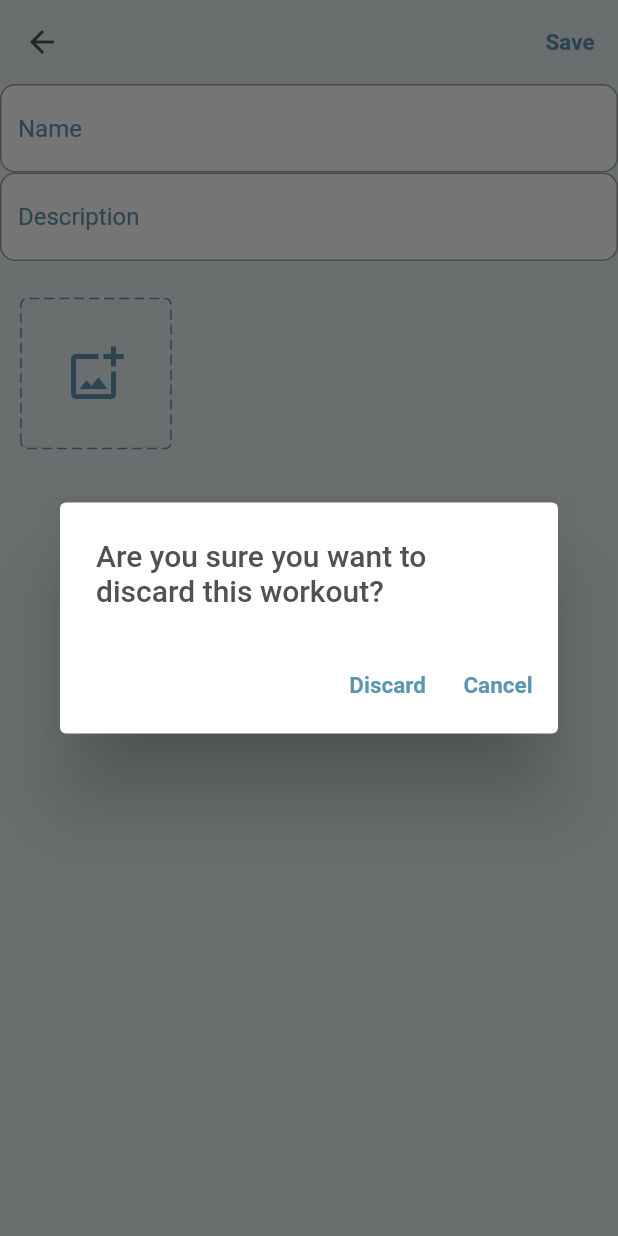
After one commit to alastairrmcneill/squatva, a Flutter app: the SaveWorkoutScreen screen opened directly, after a tap on "Discard Workout", on a phone screen of 412 x 824 dp. The commit adds this screen. Run offline on Flutter 3.47's test engine with Material 2 defaults, Android fonts, the phone set to English and light mode, and no system bars; our stand-ins replace cloud_firestore, firebase_auth, firebase_core, font_awesome_flutter, google_nav_bar, google_sign_in and 4 more; accounts and stored records are empty.

Commit message:
Committing old changes

```diff
--- a/lib/features/home/workouts/screens/log_workouts/log_workout_screen.dart
+++ b/lib/features/home/workouts/screens/log_workouts/log_workout_screen.dart
@@ -82,17 +82,18 @@ class _LogWorkoutScreenState extends State<LogWorkoutScreen> {
   Widget build(BuildContext context) {
     LogWorkoutBuilderNotifier logWorkoutBuilderNotifier = Provider.of<LogWorkoutBuilderNotifier>(context);
 
-    Timer(Duration(milliseconds: 10), () => scrollController.jumpTo(scrollController.position.maxScrollExtent));
+    // Timer(Duration(milliseconds: 10), () => scrollController.jumpTo(scrollController.position.maxScrollExtent));
     return Scaffold(
       appBar: AppBar(
         actions: [
           TextButton(
             onPressed: () async {
-              // await WorkoutService.logWorkout(context);
-              await showFinishLoggingWorkoutDialog(context);
-              logWorkoutBuilderNotifier.setInProgress = false;
+              // // await WorkoutService.logWorkout(context);
+              // await showFinishLoggingWorkoutDialog(context);
+              // logWorkoutBuilderNotifier.setInProgress = false;
 
-              Navigator.pop(context);
+              // Navigator.pop(context);
+              Navigator.push(context, MaterialPageRoute(builder: (_) => const SaveWorkoutScreen()));
             },
             child: const Text(
               "Finish Workout",
--- /dev/null
+++ b/lib/features/home/workouts/screens/log_workouts/save_workout_screen.dart
@@ -0,0 +1,58 @@
+import 'dart:math';
+
+import 'package:flutter/material.dart';
+import 'package:provider/provider.dart';
+import 'package:squatva/features/home/workouts/services/services.dart';
+import 'package:squatva/features/home/workouts/widgets/widgets.dart';
+import 'package:squatva/support/wrapper.dart';
+
+class SaveWorkoutScreen extends StatelessWidget {
+  const SaveWorkoutScreen({super.key});
+
+  @override
+  Widget build(BuildContext context) {
+    LogWorkoutBuilderNotifier logWorkoutBuilderNotifier = Provider.of<LogWorkoutBuilderNotifier>(context);
+
+    return Scaffold(
+      appBar: AppBar(
+        actions: [
+          TextButton(
+            onPressed: () {
+              logWorkoutBuilderNotifier.setInProgress = false;
+              // TODO: Save workout
+
+              // TODO: Push to summary page
+              Navigator.pushAndRemoveUntil(context, MaterialPageRoute(builder: (context) => Wrapper()), (_) => false);
+            },
+            child: const Text('Save'),
+          ),
+        ],
+      ),
+      body: SingleChildScrollView(
+        child: Column(
+          children: [
+            TextFormField(
+              decoration: InputDecoration(hintText: 'Name'),
+            ),
+            TextFormField(
+              decoration: InputDecoration(hintText: 'Description'),
+            ),
+            ImageDisplay(),
+            SizedBox(
+              width: double.infinity,
+              child: TextButton(
+                onPressed: () {
+                  showDiscardWorkoutPopup(context);
+                },
+                child: const Text(
+                  'Discard Workout',
+                  style: TextStyle(color: Colors.red),
+                ),
+              ),
+            ),
+          ],
+        ),
+      ),
+    );
+  }
+}
--- a/lib/features/home/workouts/screens/screens.dart
+++ b/lib/features/home/workouts/screens/screens.dart
@@ -5,3 +5,4 @@ export 'workouts_screen.dart';
 export 'workout_templates/workout_template_detail_screen.dart';
 export 'workout_templates/create_workout_template_screen.dart';
 export 'log_workouts/log_workout_screen.dart';
+export 'log_workouts/save_workout_screen.dart';
--- a/lib/features/home/workouts/services/log_workout_builder_notifier.dart
+++ b/lib/features/home/workouts/services/log_workout_builder_notifier.dart
@@ -83,8 +83,6 @@ class LogWorkoutBuilderNotifier extends ChangeNotifier {
 
     if (exerciseSets[exerciseIndex] is SingleExerciseSet) {
       if ((exerciseSets[exerciseIndex] as SingleExerciseSet).sets.isNotEmpty) {
-        print('reps');
-        print((exerciseSets[exerciseIndex] as SingleExerciseSet).sets.last['reps']);
         reps = (exerciseSets[exerciseIndex] as SingleExerciseSet).sets.last['reps'];
         weight = (exerciseSets[exerciseIndex] as SingleExerciseSet).sets.last['weight'];
       }
--- a/lib/features/home/workouts/widgets/current_workout_overlay.dart
+++ b/lib/features/home/workouts/widgets/current_workout_overlay.dart
@@ -9,7 +9,8 @@ class CurrentWorkoutOverlay extends StatelessWidget {
 
   @override
   Widget build(BuildContext context) {
-    LogWorkoutBuilderNotifier logWorkoutBuilderNotifier = Provider.of<LogWorkoutBuilderNotifier>(context);
+    LogWorkoutBuilderNotifier logWorkoutBuilderNotifier =
+        Provider.of<LogWorkoutBuilderNotifier>(context);
 
     if (!logWorkoutBuilderNotifier.inProgress) return const SizedBox(height: 10);
 
@@ -20,7 +21,8 @@ class CurrentWorkoutOverlay extends StatelessWidget {
     if (totalExercises == 0) percentComplete = 0;
 
     return InkWell(
-      onTap: () => Navigator.push(context, MaterialPageRoute(builder: (_) => const LogWorkoutScreen())),
+      onTap: () => Navigator.push(
+          context, MaterialPageRoute(builder: (_) => const LogWorkoutScreen())),
       child: Padding(
         padding: const EdgeInsets.symmetric(horizontal: 10, vertical: 5),
         child: Card(
@@ -43,15 +45,19 @@ class CurrentWorkoutOverlay extends StatelessWidget {
                       ),
                       Text(
                         '$remainingExercises set${remainingExercises == 1 ? '' : 's'} left',
-                        style: Theme.of(context).textTheme.titleSmall!.copyWith(fontWeight: FontWeight.w300),
+                        style: Theme.of(context)
+                            .textTheme
+                            .titleSmall!
+                            .copyWith(fontWeight: FontWeight.w300),
                       ),
                     ],
                   ),
                   CircularPercentIndicator(
                     radius: 35,
                     percent: percentComplete,
-                    progressColor: Theme.of(context).accentColor,
-                    backgroundColor: Theme.of(context).textTheme.bodyMedium!.color!.withOpacity(0.2),
+                    progressColor: Theme.of(context).hintColor,
+                    backgroundColor:
+                        Theme.of(context).textTheme.bodyMedium!.color!.withOpacity(0.2),
                     circularStrokeCap: CircularStrokeCap.round,
                     center: Text(
                       '${(percentComplete * 100).toStringAsFixed(0)}%',
--- a/lib/features/home/workouts/widgets/exercises/exercise_filter.dart
+++ b/lib/features/home/workouts/widgets/exercises/exercise_filter.dart
@@ -54,10 +54,11 @@ class _Filter1State extends State<ExerciseFilter> {
                                   : const SizedBox(),
                               VerticalDivider(),
                               IconButton(
-                                onPressed: () => setState(() => showAdvanced = !showAdvanced),
+                                onPressed: () =>
+                                    setState(() => showAdvanced = !showAdvanced),
                                 icon: Icon(
                                   FontAwesomeIcons.sliders,
-                                  color: Theme.of(context).accentColor,
+                                  color: Theme.of(context).hintColor,
                                 ),
                               ),
                             ],
@@ -103,12 +104,15 @@ class _Filter1State extends State<ExerciseFilter> {
                               const SizedBox(width: 5),
                               ElevatedButton(
                                 onPressed: () {
-                                  exerciseNotifier.setFilterTags(equipmentTags: [], categoryTags: [], limbTags: []);
+                                  exerciseNotifier.setFilterTags(
+                                      equipmentTags: [], categoryTags: [], limbTags: []);
                                 },
                                 style: ButtonStyle(
-                                  backgroundColor: MaterialStateProperty.all<Color?>(Colors.grey[400]),
+                                  backgroundColor:
+                                      MaterialStateProperty.all<Color?>(Colors.grey[400]),
                                   side: MaterialStateProperty.all<BorderSide?>(
-                                    BorderSide(color: const Color(0xFF616161), width: 0.5),
+                                    BorderSide(
+                                        color: const Color(0xFF616161), width: 0.5),
                                   ),
                                 ),
                                 child: Text('Clear'),
--- a/lib/features/home/workouts/widgets/exercises/filter_exercise_button.dart
+++ b/lib/features/home/workouts/widgets/exercises/filter_exercise_button.dart
@@ -32,10 +32,13 @@ class FilterExerciseButton extends StatelessWidget {
         );
       },
       style: ButtonStyle(
-        backgroundColor: MaterialStateProperty.all<Color?>(selected ? Theme.of(context).accentColor : Colors.white),
-        foregroundColor: MaterialStateProperty.all<Color?>(selected ? Colors.white : Color(0xFF616161)),
+        backgroundColor: MaterialStateProperty.all<Color?>(
+            selected ? Theme.of(context).hintColor : Colors.white),
+        foregroundColor: MaterialStateProperty.all<Color?>(
+            selected ? Colors.white : Color(0xFF616161)),
         side: MaterialStateProperty.all<BorderSide?>(
-          BorderSide(color: selected ? Colors.transparent : const Color(0xFF616161), width: 0.5),
+          BorderSide(
+              color: selected ? Colors.transparent : const Color(0xFF616161), width: 0.5),
         ),
       ),
       child: Text(title),
--- /dev/null
+++ b/lib/features/home/workouts/widgets/log_workouts/image_display.dart
@@ -0,0 +1,79 @@
+import 'dart:io';
+
+import 'package:flutter/material.dart';
+import 'package:font_awesome_flutter/font_awesome_flutter.dart';
+import 'package:image_picker/image_picker.dart';
+import 'package:squatva/general/services/image_helper.dart';
+import 'package:squatva/general/widgets/dashed_border.dart';
+
+class ImageDisplay extends StatefulWidget {
+  ImageDisplay({super.key});
+
+  @override
+  State<ImageDisplay> createState() => _ImageDisplayState();
+}
+
+class _ImageDisplayState extends State<ImageDisplay> {
+  final imageHelper = ImageHelper();
+
+  List<File> files = [];
+
+  @override
+  Widget build(BuildContext context) {
+    return SizedBox(
+      width: double.infinity,
+      height: 150,
+      child: SingleChildScrollView(
+        scrollDirection: Axis.horizontal,
+        child: IntrinsicHeight(
+          child: Row(
+            children: [
+              const SizedBox(width: 10),
+              ...files
+                  .map(
+                    (e) => Padding(
+                      padding: const EdgeInsets.symmetric(horizontal: 4, vertical: 25),
+                      child: ClipRRect(
+                        borderRadius: BorderRadius.circular(4),
+                        child: Image.file(
+                          e,
+                          fit: BoxFit.contain,
+                        ),
+                      ),
+                    ),
+                  )
+                  .toList(),
+              Padding(
+                padding: const EdgeInsets.symmetric(horizontal: 4),
+                child: DashedBorder(
+                  strokeWidth: 1,
+                  borderRadius: 4,
+                  color: Theme.of(context).hintColor,
+                  child: InkWell(
+                    onTap: () async {
+                      final results = await imageHelper.pickImage(multiple: true);
+                      for (var result in results) {
+                        files.add(File(result.path));
+                      }
+                      setState(() {});
+                    },
+                    child: SizedBox(
+                      width: 100,
+                      height: 100,
+                      child: Icon(
+                        Icons.add_photo_alternate_outlined,
+                        size: 40,
+                        color: Theme.of(context).hintColor,
+                      ),
+                    ),
+                  ),
+                ),
+              ),
+              const SizedBox(width: 10),
+            ],
+          ),
+        ),
+      ),
+    );
+  }
+}
--- /dev/null
+++ b/lib/features/home/workouts/widgets/pop_up_widgets/discard_workout_popup.dart
@@ -0,0 +1,62 @@
+import 'dart:io';
+
+import 'package:flutter/cupertino.dart';
+import 'package:flutter/material.dart';
+
+class DiscardWorkoutPopup extends StatelessWidget {
+  const DiscardWorkoutPopup({
+    Key? key,
+  }) : super(key: key);
+
+  @override
+  Widget build(BuildContext context) {
+    String title = 'Are you sure you want to discard this workout?';
+    return Platform.isIOS ? _showIOSDialog(context, title: title) : _showAndroidDialog(context, title: title);
+  }
+
+  AlertDialog _showAndroidDialog(
+    BuildContext context, {
+    required String title,
+  }) {
+    return AlertDialog(
+      title: Text(title),
+      actions: [
+        TextButton(
+          child: const Text('Discard'),
+          onPressed: () => Navigator.of(context).pop('Discard'),
+        ),
+        TextButton(
+          child: const Text('Cancel'),
+          onPressed: () => Navigator.of(context).pop('Cancel'),
+        ),
+      ],
+    );
+  }
+
+  CupertinoAlertDialog _showIOSDialog(
+    BuildContext context, {
+    required String title,
+  }) {
+    return CupertinoAlertDialog(
+      title: Text(title),
+      actions: [
+        CupertinoDialogAction(
+          child: const Text('Discard'),
+          onPressed: () => Navigator.of(context).pop('Discard'),
+        ),
+        CupertinoDialogAction(
+          child: const Text('Cancel'),
+          onPressed: () => Navigator.of(context).pop('Cancel'),
+        ),
+      ],
+    );
+  }
+}
+
+Future<String> showDiscardWorkoutPopup(BuildContext context) async {
+  String result = await showDialog(
+    context: context,
+    builder: (context) => DiscardWorkoutPopup(),
+  );
+  return result;
+}
--- a/lib/features/home/workouts/widgets/widgets.dart
+++ b/lib/features/home/workouts/widgets/widgets.dart
@@ -17,3 +17,5 @@ export 'exercises/filter_exercise_button.dart';
 export 'workout_templates/set_row.dart';
 export 'workout_templates/super_set_card.dart';
 export 'pop_up_widgets/finish_logging_workout_dialog.dart';
+export 'pop_up_widgets/discard_workout_popup.dart';
+export 'log_workouts/image_display.dart';
--- a/lib/features/home/workouts/widgets/workout_template_list.dart
+++ b/lib/features/home/workouts/widgets/workout_template_list.dart
@@ -16,7 +16,8 @@ class WorkoutTemplateList extends StatelessWidget {
 
   @override
   Widget build(BuildContext context) {
-    WorkoutTemplateNotifier workoutTemplateNotifier = Provider.of<WorkoutTemplateNotifier>(context);
+    WorkoutTemplateNotifier workoutTemplateNotifier =
+        Provider.of<WorkoutTemplateNotifier>(context);
     return SizedBox(
       child: Column(
         crossAxisAlignment: CrossAxisAlignment.start,
@@ -40,7 +41,7 @@ class WorkoutTemplateList extends StatelessWidget {
             child: Container(
               height: 2,
               width: 80,
-              color: Theme.of(context).accentColor,
+              color: Theme.of(context).hintColor,
             ),
           ),
           const SizedBox(height: 15),
@@ -56,11 +57,18 @@ class WorkoutTemplateList extends StatelessWidget {
                 Padding(
                   padding: const EdgeInsets.symmetric(horizontal: 10),
                   child: GestureDetector(
-                    onTap: () => Navigator.push(context, MaterialPageRoute(builder: (_) => const CreateWorkoutTemplateScreen())),
+                    onTap: () => Navigator.push(
+                        context,
+                        MaterialPageRoute(
+                            builder: (_) => const CreateWorkoutTemplateScreen())),
                     child: Center(
                       child: CircleAvatar(
                         radius: 30,
-                        backgroundColor: Theme.of(context).textTheme.bodyLarge!.color!.withOpacity(0.1),
+                        backgroundColor: Theme.of(context)
+                            .textTheme
+                            .bodyLarge!
+                            .color!
+                            .withOpacity(0.1),
                         foregroundColor: Theme.of(context).textTheme.bodyLarge!.color!,
                         child: const Icon(Icons.add_rounded),
                       ),
--- /dev/null
+++ b/lib/general/services/image_helper.dart
@@ -0,0 +1,21 @@
+import 'package:image_picker/image_picker.dart';
+
+class ImageHelper {
+  static final ImagePicker _imagePicker = ImagePicker();
+
+  Future<List<XFile>> pickImage({
+    ImageSource source = ImageSource.gallery,
+    int imageQuality = 100,
+    bool multiple = false,
+  }) async {
+    if (multiple) {
+      return await _imagePicker.pickMultiImage(imageQuality: imageQuality);
+    }
+    final file = await _imagePicker.pickImage(
+      source: source,
+      imageQuality: imageQuality,
+    );
+    if (file != null) return [file];
+    return [];
+  }
+}
--- /dev/null
+++ b/lib/general/widgets/dashed_border.dart
@@ -0,0 +1,82 @@
+import 'package:flutter/material.dart';
+import 'package:path_drawing/path_drawing.dart';
+
+class DashedBorder extends StatelessWidget {
+  final double strokeWidth;
+  final Color color;
+  final double borderRadius;
+  final Widget child;
+
+  const DashedBorder({
+    Key? key,
+    required this.strokeWidth,
+    required this.color,
+    required this.borderRadius,
+    required this.child,
+  }) : super(key: key);
+
+  @override
+  Widget build(BuildContext context) {
+    return CustomPaint(
+      painter: _DashedBorderPainter(
+        strokeWidth: strokeWidth,
+        color: color,
+        borderRadius: borderRadius,
+      ),
+      child: ClipRRect(
+        borderRadius: BorderRadius.circular(borderRadius),
+        child: child,
+      ),
+    );
+  }
+}
+
+class _DashedBorderPainter extends CustomPainter {
+  final double strokeWidth;
+  final Color color;
+  final double borderRadius;
+
+  _DashedBorderPainter({
+    required this.strokeWidth,
+    required this.color,
+    required this.borderRadius,
+  });
+
+  @override
+  void paint(Canvas canvas, Size size) {
+    final paint = Paint()
+      ..color = color
+      ..style = PaintingStyle.stroke
+      ..strokeWidth = strokeWidth
+      ..strokeCap = StrokeCap.round
+      ..strokeJoin = StrokeJoin.round
+      ..isAntiAlias = true
+      ..shader = null;
+
+    final path = Path()
+      ..addRRect(
+        RRect.fromRectAndRadius(
+          Rect.fromLTWH(0, 0, size.width, size.height),
+          Radius.circular(borderRadius),
+        ),
+      );
+
+    final double dashWidth = 6;
+    final double dashSpace = 4;
+    final intervals = <double>[dashWidth, dashSpace];
+
+    canvas.drawPath(
+      dashPath(
+        path,
+        dashArray: CircularIntervalList<double>(intervals),
+      ),
+      paint,
+    );
+  }
+
+  @override
+  bool shouldRepaint(_DashedBorderPainter oldDelegate) => false;
+
+  @override
+  bool shouldRebuildSemantics(_DashedBorderPainter oldDelegate) => false;
+}
--- a/lib/general/widgets/widgets.dart
+++ b/lib/general/widgets/widgets.dart
@@ -1,3 +1,4 @@
 export 'text_divider.dart';
 export 'pop_up_widgets/custom_snack_bar.dart';
 export 'pop_up_widgets/error_dialog.dart';
+export 'dashed_border.dart';
--- a/lib/support/theme.dart
+++ b/lib/support/theme.dart
@@ -11,7 +11,7 @@ class MyThemes {
         elevation: 0,
         centerTitle: false,
       ),
-      accentColor: _darkThemeAccent,
+      hintColor: _darkThemeAccent,
       bottomNavigationBarTheme: BottomNavigationBarThemeData(
         selectedItemColor: _darkThemeAccent,
         unselectedItemColor: Color.fromARGB(255, 238, 238, 238),
@@ -34,7 +34,8 @@ class MyThemes {
         style: ButtonStyle(
           backgroundColor: MaterialStateProperty.all<Color?>(_darkThemeAccent),
           foregroundColor: MaterialStateProperty.all<Color?>(_darkThemeTextColor),
-          textStyle: MaterialStateProperty.all<TextStyle?>(const TextStyle(fontWeight: FontWeight.w600, fontSize: 15)),
+          textStyle: MaterialStateProperty.all<TextStyle?>(
+              const TextStyle(fontWeight: FontWeight.w600, fontSize: 15)),
           elevation: MaterialStateProperty.all<double?>(0),
           shape: MaterialStateProperty.all<RoundedRectangleBorder>(
             RoundedRectangleBorder(
@@ -44,7 +45,8 @@ class MyThemes {
         ),
       ),
       dialogBackgroundColor: _darkThemeCardColor,
-      popupMenuTheme: PopupMenuThemeData(textStyle: TextStyle(color: _darkThemeCardColor)),
+      popupMenuTheme:
+          PopupMenuThemeData(textStyle: TextStyle(color: _darkThemeCardColor)),
       textButtonTheme: TextButtonThemeData(
         style: ButtonStyle(
           foregroundColor: MaterialStateProperty.all<Color?>(_darkThemeAccent),
@@ -103,7 +105,7 @@ class MyThemes {
         elevation: 0,
         centerTitle: false,
       ),
-      accentColor: _lightThemeAccent,
+      hintColor: _lightThemeAccent,
       bottomNavigationBarTheme: BottomNavigationBarThemeData(
         selectedItemColor: _lightThemeAccent,
         unselectedItemColor: Color.fromARGB(255, 238, 238, 238),
@@ -127,7 +129,8 @@ class MyThemes {
         style: ButtonStyle(
           backgroundColor: MaterialStateProperty.all<Color?>(_lightThemeAccent),
           foregroundColor: MaterialStateProperty.all<Color?>(const Color(0xFFFFFFFF)),
-          textStyle: MaterialStateProperty.all<TextStyle?>(const TextStyle(fontWeight: FontWeight.w600, fontSize: 15)),
+          textStyle: MaterialStateProperty.all<TextStyle?>(
+              const TextStyle(fontWeight: FontWeight.w600, fontSize: 15)),
           elevation: MaterialStateProperty.all<double?>(2),
           shape: MaterialStateProperty.all<RoundedRectangleBorder>(
             RoundedRectangleBorder(
@@ -139,7 +142,8 @@ class MyThemes {
       textButtonTheme: TextButtonThemeData(
         style: ButtonStyle(
           foregroundColor: MaterialStateProperty.all<Color?>(_lightThemeAccent),
-          textStyle: MaterialStateProperty.all<TextStyle?>(const TextStyle(fontWeight: FontWeight.w600, fontSize: 15)),
+          textStyle: MaterialStateProperty.all<TextStyle?>(
+              const TextStyle(fontWeight: FontWeight.w600, fontSize: 15)),
         ),
       ),
       textSelectionTheme: TextSelectionThemeData(cursorColor: _lightThemeAccent),
@@ -190,5 +194,6 @@ Color _darkThemeTextColor = const Color.fromARGB(255, 238, 238, 238);
 
 Color _lightThemeBackgroundColor = Color.fromARGB(255, 234, 239, 239);
 Color _lightThemeCardColor = const Color(0xFFFFFFFF);
-Color _lightThemeAccent = Color.fromARGB(255, 91, 149, 176); //const Color(0xFF6DA273);  //const Color(0xFFEE5E44);
+Color _lightThemeAccent = Color.fromARGB(
+    255, 91, 149, 176); //const Color(0xFF6DA273);  //const Color(0xFFEE5E44);
 Color _lightThemeTextColor = Color.fromARGB(255, 79, 81, 84);
--- a/pubspec.yaml
+++ b/pubspec.yaml
@@ -5,7 +5,7 @@ description: A new Flutter project.
 # pub.dev using `flutter pub publish`. This is preferred for private packages.
 publish_to: 'none' # Remove this line if you wish to publish to pub.dev
 
-version: 0.0.1+1
+version: 0.0.2+2
 
 environment:
   sdk: '>=2.18.6 <3.0.0'
@@ -27,6 +27,9 @@ dependencies:
   google_nav_bar: ^5.0.6
   percent_indicator: ^4.2.3
   flutter_launcher_icons: ^0.13.1
+  image_picker: ^0.8.7+4
+  path_drawing: ^1.0.1
+  intl: ^0.18.1
 
 dev_dependencies:
   flutter_test:
```
Also changed, not shown: lib/features/auth/widgets/password_form_field.dart (+5 -2 lines), pubspec.lock, 8 other files.
